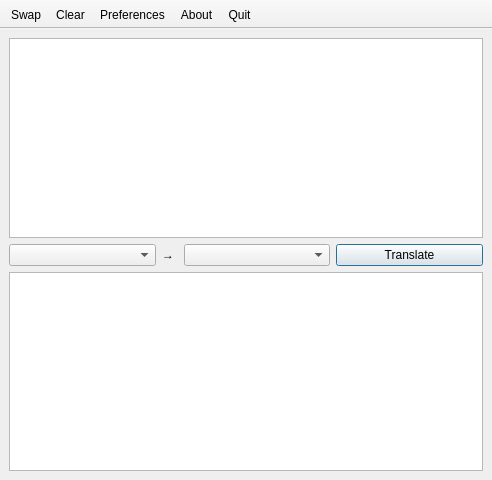
Before: the Qt Designer form src/mainwindow.ui in georgyfarniev/litetran-qt, drawn with Qt 5.
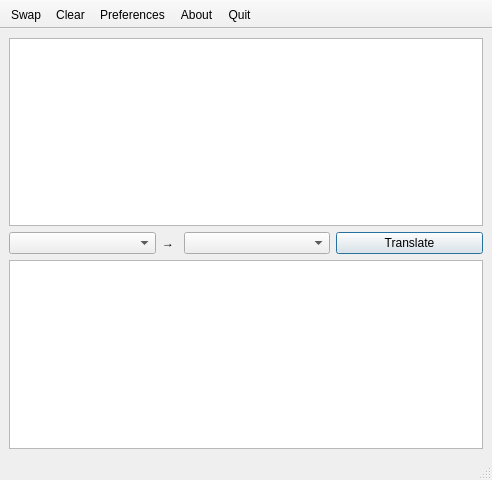
After: the same form once the commit is applied. Icons and pictures are not drawn.

Commit message: add yandex branding (required by their license)

The edit to the form file:
```diff
--- a/src/mainwindow.ui
+++ b/src/mainwindow.ui
@@ -135,6 +135,7 @@
    <addaction name="actionAbout"/>
    <addaction name="actionQuit"/>
   </widget>
+  <widget class="QStatusBar" name="statusBar"/>
   <action name="actionPreferences">
    <property name="icon">
     <iconset resource="../resources.qrc">
```
The commit also changes 2 other files.
